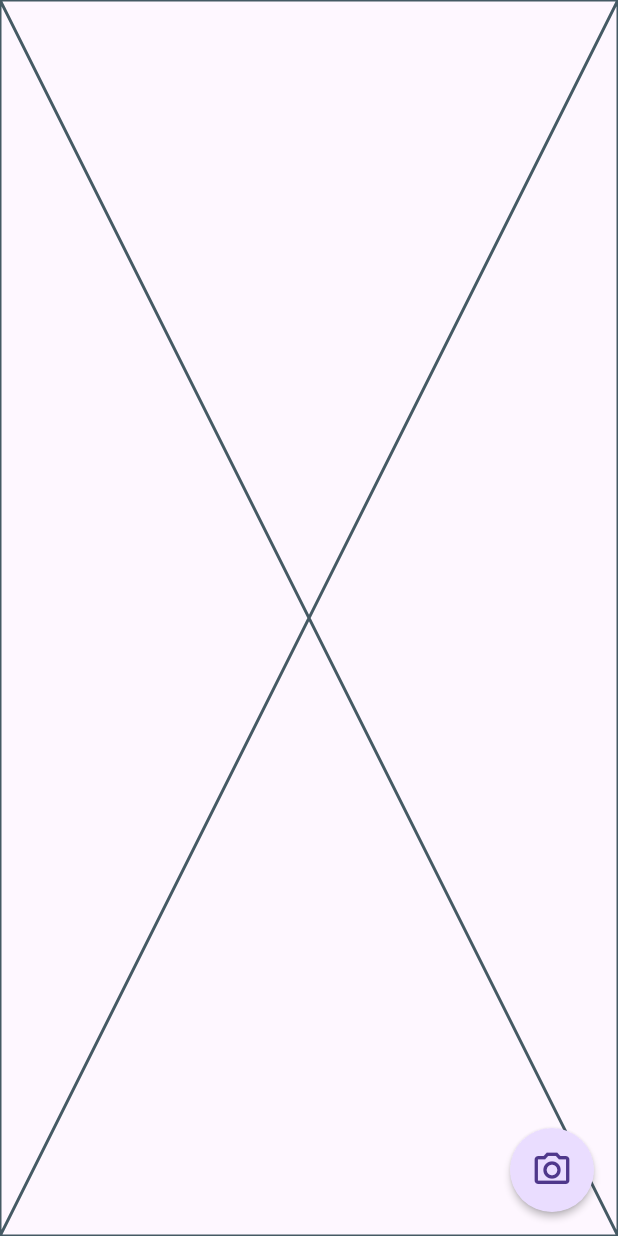
After one commit to Eka051/olx_clone, a Flutter app: the MainScreen screen opened directly, on a phone screen of 412 x 824 dp. The commit adds this screen. Run offline on Flutter 3.47's test engine with Material 3 defaults, Android fonts, the phone set to English and light mode, and no system bars; our stand-ins replace firebase_auth, firebase_core, font_awesome_flutter, google_fonts, google_sign_in, shared_preferences; missing offline and left inert: firebase_app_check; accounts and stored records are empty; statements that could not run were skipped.

Commit message:
feat: add main sreen to handle navigation

```diff
--- a/lib/providers/auth_provider.dart
+++ b/lib/providers/auth_provider.dart
@@ -221,7 +221,7 @@ class AuthProviderApp with ChangeNotifier {
 
   Future<void> handleResendOtp(BuildContext context) async {
     if (_currentOtpType == 'phone' && _currentPhoneNumber != null) {
-      await verifyPhoneNumberWithDialog(context, _currentPhoneNumber!, '/otp_phone_screen_route'); // Ganti dengan nama route yang benar
+      await verifyPhoneNumberWithDialog(context, _currentPhoneNumber!, '/otp_phone_screen_route');
     } else if (_currentOtpType == 'email' && _currentEmail != null) {
       bool sent = await signUpWithEmail(_currentEmail!);
       if (sent && context.mounted) {
--- a/lib/utils/const.dart
+++ b/lib/utils/const.dart
@@ -26,13 +26,18 @@ class AppRoutes {
   static const String loginPhone = '/login-phone';
   static const String loginEmail = '/login-email';
   static const String inputOtp = '/input-otp';
+
   static const String home = '/home';
+  static const String chat = '/chat';
+  static const String sell = '/sell';
+  static const String myAds = '/my-ads';
+  static const String myAccount = '/my-account';
+
+  static const String addListing = '/add-listing';
   static const String productDetails = '/product-details';
-  static const String addListing = '/add-listing';
-  static const String profile = '/profile';
+  static const String settings = '/settings';
 }
 
-/// Standard Dimensions (for direct access without context)
 class AppDimensions {
   // Padding & Margin
   static const double paddingS = 8.0;
--- /dev/null
+++ b/lib/view/home/main_screen.dart
@@ -0,0 +1,85 @@
+import 'package:flutter/material.dart';
+import 'package:olx_clone/utils/theme.dart';
+import 'package:olx_clone/view/sell/sell_screen.dart';
+
+class MainScreen extends StatefulWidget {
+  const MainScreen({super.key});
+
+  @override
+  State<MainScreen> createState() => _MainScreenState();
+}
+
+class _MainScreenState extends State<MainScreen> {
+  int _currentIndex = 0;
+
+  final List<Widget> _pages = [
+    const Placeholder(),
+    const Placeholder(),
+    const Placeholder(),
+    const Placeholder(),
+  ];
+
+  void _onItemTapped(int index) {
+    setState(() {
+      _currentIndex = index;
+    });
+  }
+
+  void _onSellButtonPressed() {
+    Navigator.push(
+      context,
+      MaterialPageRoute(builder: (context) => const SellScreen()),
+    );
+  }
+
+  Widget _buildBottomAppBarItem(
+      {required IconData iconData,
+      required String label,
+      required int index,
+      bool isSelected = false}) {
+    return Expanded(
+      child: InkWell(
+        onTap: () => _onItemTapped(index),
+        borderRadius: BorderRadius.circular(20),
+        child: Padding(
+          padding: const EdgeInsets.symmetric(vertical: 8.0),
+          child: Column(
+            mainAxisSize: MainAxisSize.min,
+            mainAxisAlignment: MainAxisAlignment.center,
+            children: <Widget>[
+              Icon(
+                iconData,
+                color: isSelected ? AppTheme.of(context).colors.primary : Colors.grey[600],
+                size: 24,
+              ),
+              const SizedBox(height: 2),
+              Text(
+                label,
+                style: TextStyle(
+                  color: isSelected ? AppTheme.of(context).colors.primary : Colors.grey[600],
+                  fontSize: 10,
+                  fontWeight: isSelected ? FontWeight.bold : FontWeight.normal,
+                ),
+              ),
+            ],
+          ),
+        ),
+      ),
+    );
+  }
+  @override
+  Widget build(BuildContext context) {
+    return Scaffold(
+      body: IndexedStack(
+        index: _currentIndex,
+        children: _pages,
+      ),
+      floatingActionButton: FloatingActionButton(
+        onPressed: _onSellButtonPressed,
+        shape: const CircleBorder(),
+        elevation: 2.0,
+        child: const Icon(Icons.camera_alt_outlined, size: 28),
+      ),
+    );
+  }
+}
```
Also changed, not shown: lib/view/sell/sell_screen.dart (added, +10 -0 lines).
